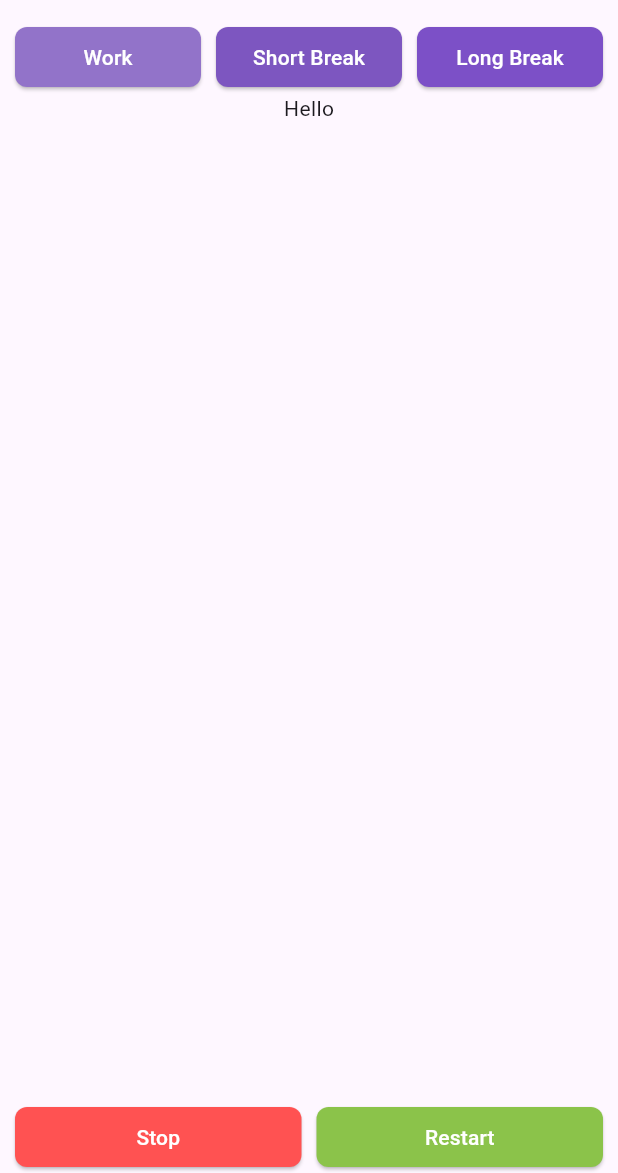
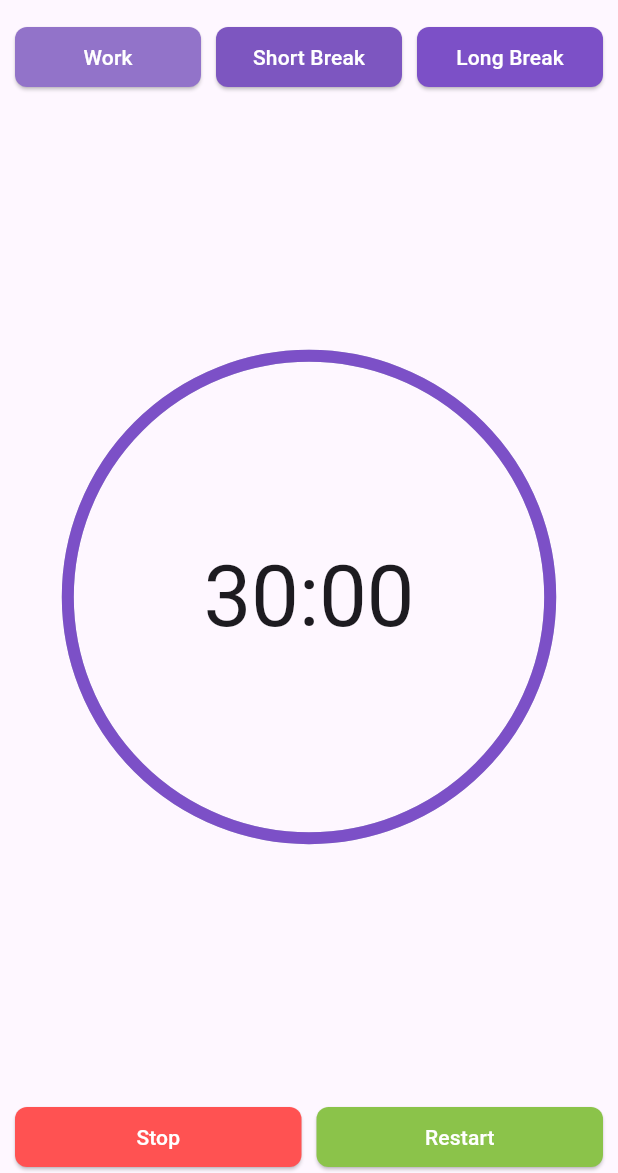
Before and after one commit to anasassad/Productivity-Timer, a Flutter app: the screen it shows after launch, on a phone screen of 412 x 824 dp, the part 63-1236 px from its top. Run offline on Flutter 3.47's test engine with Material 3 defaults, Android fonts, the phone set to English and light mode, and no system bars; drawn by our look-alikes of percent_indicator.

Commit message:
Configure 'percent_indicator' and add the layout for the counter

```diff
--- a/lib/main.dart
+++ b/lib/main.dart
@@ -1,4 +1,5 @@
 import 'package:flutter/material.dart';
+import 'package:percent_indicator/circular_percent_indicator.dart';
 import 'package:productivity_timer/widgets.dart';
 
 void main() => runApp(const MyApp());
@@ -27,7 +28,10 @@ class TimerHomePage extends StatelessWidget {
         appBar: AppBar(
           title: const Text('My Work Timer'),
         ),
-        body: Column(
+        body: LayoutBuilder(
+            builder: (BuildContext context, BoxConstraints constraints) {
+          final double availableWidth = constraints.maxWidth;
+          return Column(
             children: [
               Row(
                 children: [
@@ -48,14 +52,24 @@ class TimerHomePage extends StatelessWidget {
                   Padding(padding: EdgeInsets.all(defaultPadding)),
                   Expanded(
                       child: ProductivityButton(
-                  color: const Color.fromARGB(255, 124, 80, 199),
+                    color: const Color(0xFF7C50C7),
                     text: 'Long Break',
                     onPressed: emptyMethod,
                   )),
                   Padding(padding: EdgeInsets.all(defaultPadding))
                 ],
               ),
-            const Expanded(child: Text('Hello')),
+              Expanded(
+                  child: CircularPercentIndicator(
+                radius: availableWidth / 2.5,
+                lineWidth: 8.0,
+                percent: 1,
+                progressColor: const Color(0xFF7C50C7),
+                center: Text(
+                  '30:00',
+                  style: Theme.of(context).textTheme.displayLarge,
+                ),
+              )),
               Row(
                 children: [
                   Padding(padding: EdgeInsets.all(defaultPadding)),
@@ -76,7 +90,8 @@ class TimerHomePage extends StatelessWidget {
                 ],
               )
             ],
-        ));
+          );
+        }));
   }
 
   void emptyMethod() {}
--- a/pubspec.yaml
+++ b/pubspec.yaml
@@ -35,6 +35,9 @@ dependencies:
   # The following adds the Cupertino Icons font to your application.
   # Use with the CupertinoIcons class for iOS style icons.
   cupertino_icons: ^1.0.8
+
+  # The following adds the capabilities of adding pre-made widget for percent indicator.
+  percent_indicator: ^4.0.1
 
 dev_dependencies:
   flutter_test:
```
Also changed, not shown: pubspec.lock, 9 other files. Lines whose indentation alone changed are shown as unchanged.
